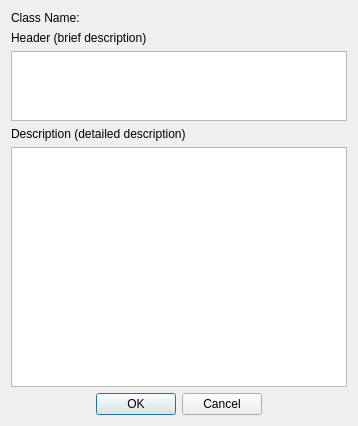
aicommunity/Rdk, file GUI/Qt/UClassDescriptionDisplay.ui: the form before one commit.
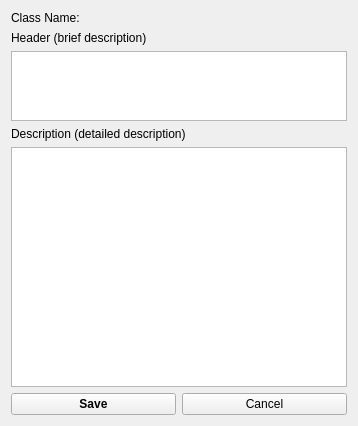
The form after the commit.

What changed in the file:
```diff
--- a/GUI/Qt/UClassDescriptionDisplay.ui
+++ b/GUI/Qt/UClassDescriptionDisplay.ui
@@ -1,7 +1,7 @@
 <?xml version="1.0" encoding="UTF-8"?>
 <ui version="4.0">
  <class>UClassDescriptionDisplay</class>
- <widget class="QDialog" name="UClassDescriptionDisplay">
+ <widget class="QWidget" name="UClassDescriptionDisplay">
   <property name="geometry">
    <rect>
     <x>0</x>
@@ -42,17 +42,37 @@
     <widget class="QTextEdit" name="textEditDescription"/>
    </item>
    <item>
-    <widget class="QDialogButtonBox" name="buttonBox">
-     <property name="orientation">
-      <enum>Qt::Horizontal</enum>
-     </property>
-     <property name="standardButtons">
-      <set>QDialogButtonBox::Cancel|QDialogButtonBox::Ok</set>
-     </property>
-     <property name="centerButtons">
-      <bool>true</bool>
-     </property>
-    </widget>
+    <layout class="QHBoxLayout" name="horizontalLayout">
+     <item>
+      <widget class="QPushButton" name="pushButtonSave">
+       <property name="styleSheet">
+        <string notr="true">font-weight: bold;</string>
+       </property>
+       <property name="text">
+        <string>Save</string>
+       </property>
+       <property name="iconSize">
+        <size>
+         <width>16</width>
+         <height>16</height>
+        </size>
+       </property>
+       <property name="checkable">
+        <bool>false</bool>
+       </property>
+       <property name="flat">
+        <bool>false</bool>
+       </property>
+      </widget>
+     </item>
+     <item>
+      <widget class="QPushButton" name="pushButtonCancel">
+       <property name="text">
+        <string>Cancel</string>
+       </property>
+      </widget>
+     </item>
+    </layout>
    </item>
   </layout>
  </widget>
```
Left out of the diff: 35 changed lines with no effect on the pictures.
